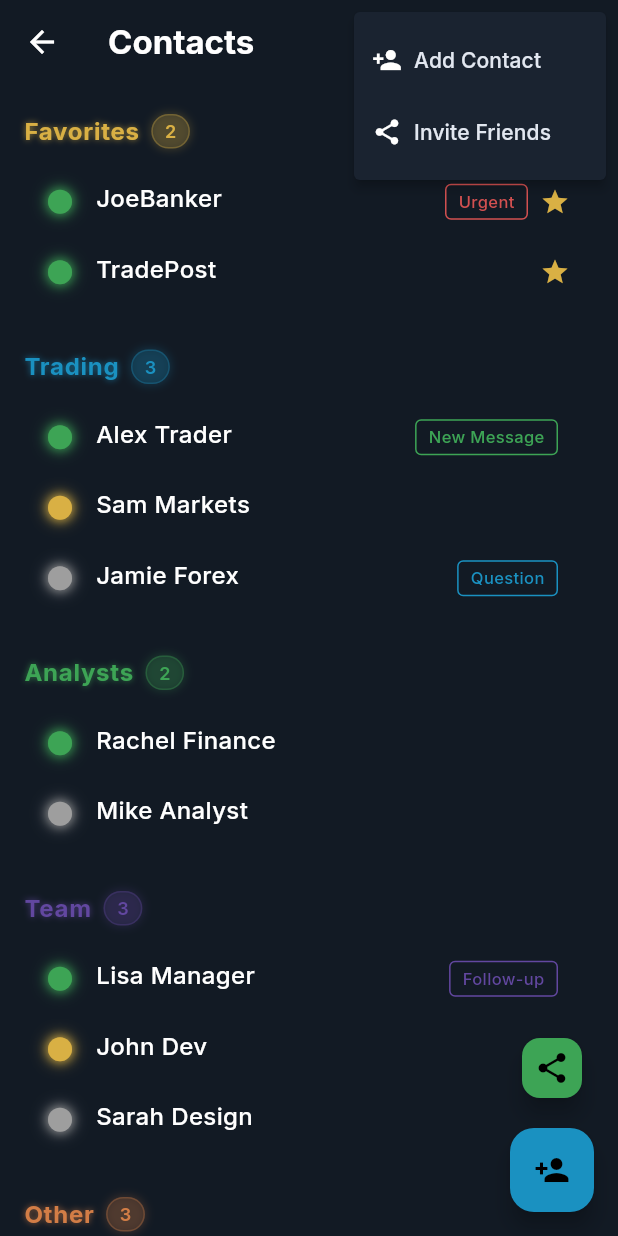
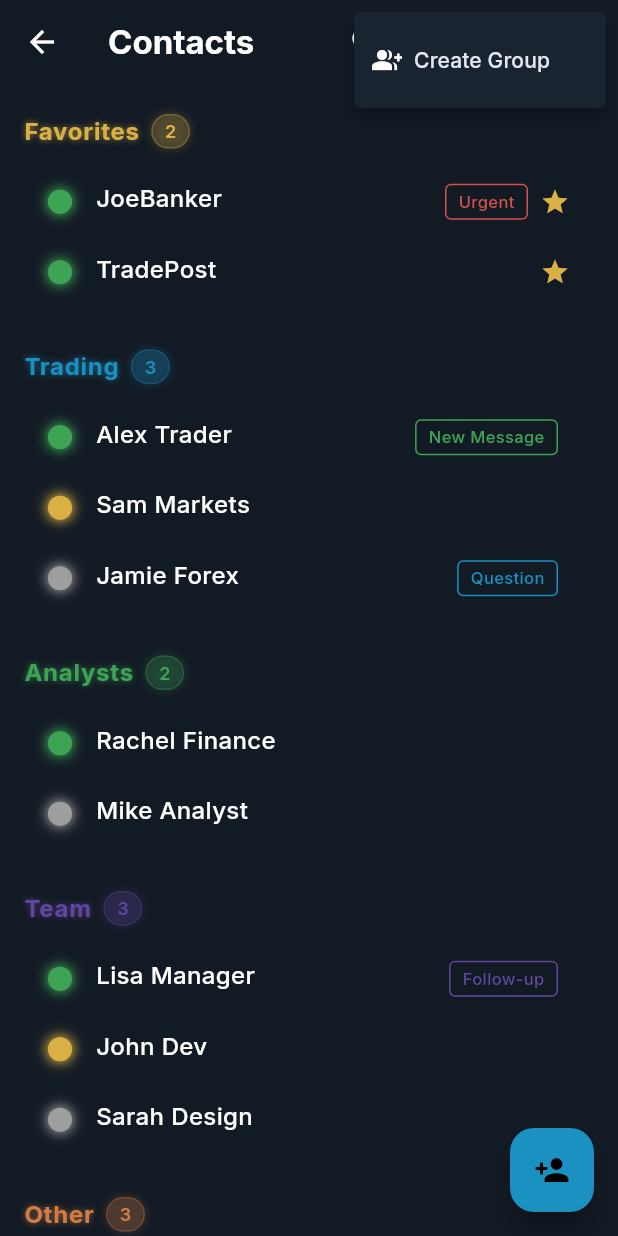
Before and after one commit to Franna88/gxit_2025, a Flutter app: the ContactsScreen screen opened directly, after a tap on the "more vert" icon, on a phone screen of 412 x 824 dp. Run offline on Flutter 3.47's test engine with Material 3 defaults, Android fonts, the phone set to English and light mode, and no system bars; our stand-ins replace cloud_firestore, firebase_auth, firebase_core, flutter_contacts, geolocator, google_fonts and 4 more; accounts and stored records are empty.

Commit message:
Updated Contacts

```diff
--- a/lib/screens/contacts_screen.dart
+++ b/lib/screens/contacts_screen.dart
@@ -159,7 +159,7 @@ class _ContactsScreenState extends State<ContactsScreen>
                 )
                 : null,
         actions: [
-          if (!_isSearching)
+          if (!_isSearching) ...[
             IconButton(
               icon: const Icon(Icons.search),
               onPressed: () {
@@ -168,46 +168,45 @@ class _ContactsScreenState extends State<ContactsScreen>
                 });
               },
             ),
+            // Add Contact button
             IconButton(
-            icon: const Icon(Icons.group_add),
+              icon: const Icon(Icons.person_add),
+              tooltip: 'Add Contact',
               onPressed: () {
-              _showCreateGroupDialog(context);
+                _showAddContactDialog(context);
               },
             ),
+            // Invite Friends button
+            IconButton(
+              icon: const Icon(Icons.share),
+              tooltip: 'Invite Friends',
+              onPressed: () {
+                _navigateToInviteFriends(context);
+              },
+            ),
+            // More options menu
             PopupMenuButton<String>(
               icon: const Icon(Icons.more_vert),
               onSelected: (value) {
-              // Handle menu selection
-              if (value == 'addContact') {
-                _showAddContactDialog(context);
-              } else if (value == 'invite') {
-                _navigateToInviteFriends(context);
+                if (value == 'createGroup') {
+                  _showCreateGroupDialog(context);
                 }
               },
               itemBuilder:
                   (context) => [
                     const PopupMenuItem(
-                    value: 'addContact',
+                      value: 'createGroup',
                       child: Row(
                         children: [
-                        Icon(Icons.person_add, size: 20),
+                          Icon(Icons.group_add, size: 20),
                           SizedBox(width: 8),
-                        Text('Add Contact'),
-                      ],
-                    ),
-                  ),
-                  const PopupMenuItem(
-                    value: 'invite',
-                    child: Row(
-                      children: [
-                        Icon(Icons.share, size: 20),
-                        SizedBox(width: 8),
-                        Text('Invite Friends'),
+                          Text('Create Group'),
                         ],
                       ),
                     ),
                   ],
             ),
+          ],
         ],
         backgroundColor:
             isDarkMode ? AppColors.darkBackground : Colors.grey.shade100,
@@ -228,29 +227,12 @@ class _ContactsScreenState extends State<ContactsScreen>
         ),
         child: _isSearching ? _buildSearchResults() : _buildGroupedContacts(),
       ),
-      floatingActionButton: Column(
-        mainAxisSize: MainAxisSize.min,
-        children: [
-          // Invite friends button
-          FloatingActionButton.small(
-            heroTag: 'inviteFriendsBtn',
-            onPressed: () {
-              _navigateToInviteFriends(context);
-            },
-            backgroundColor: AppColors.primaryGreen,
-            child: const Icon(Icons.share),
-          ),
-          const SizedBox(height: 16),
-          // Add contact button
-          FloatingActionButton(
-            heroTag: 'addContactBtn',
+      floatingActionButton: FloatingActionButton(
         onPressed: () {
           _showAddContactDialog(context);
         },
         backgroundColor: AppColors.primaryBlue,
         child: const Icon(Icons.person_add),
-          ),
-        ],
       ),
     );
   }
```
Lines whose indentation alone changed are shown as unchanged.
